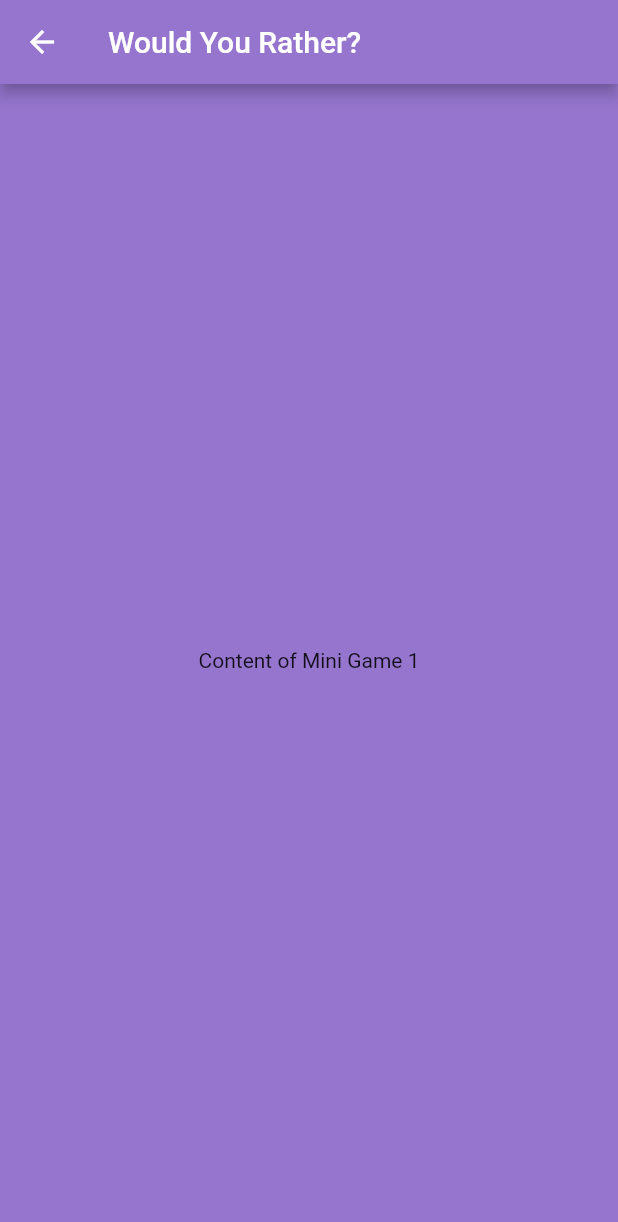
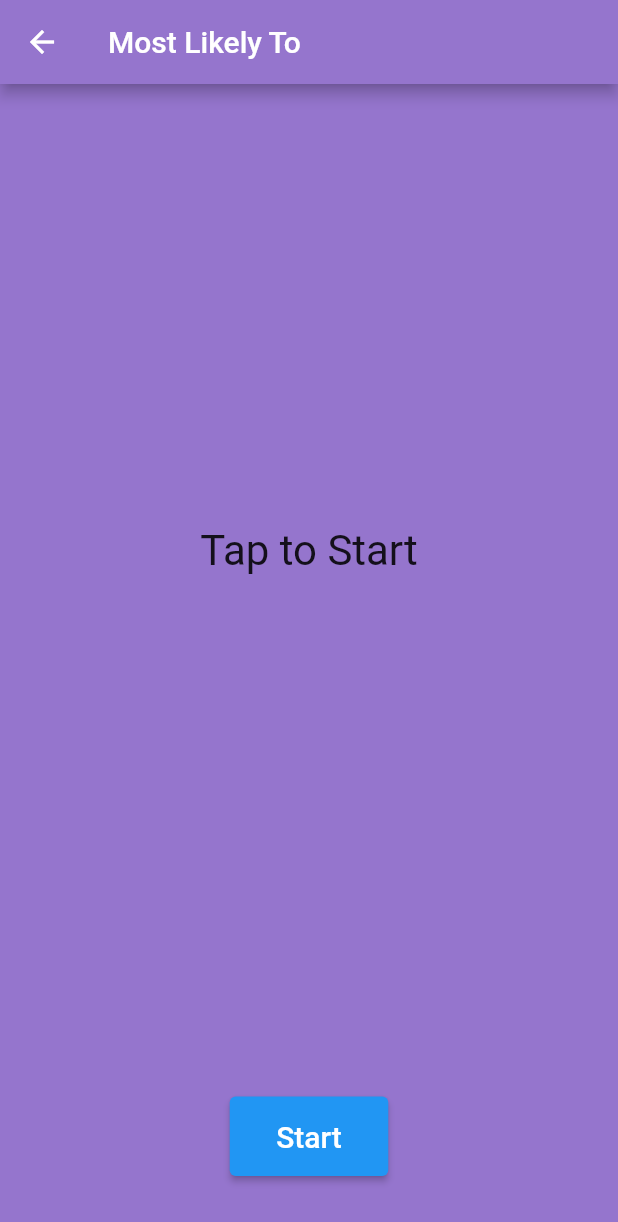
Before and after one commit to SweOlle/Flutter-Quiz-Game, a Flutter app: the WouldYouRatherPage screen opened directly, on a phone screen of 412 x 824 dp. Shown: the top 1222 px of the screen. Run offline on Flutter 3.47's test engine with Material 2 defaults, Android fonts, the light colour scheme and no system bars.

Commit message:
Added the function and data for 'Would you rather' Game.

```diff
--- a/Game Application/lib/charades.dart
+++ b/Game Application/lib/charades.dart
@@ -121,6 +121,7 @@ class _CharadesPageState extends State<CharadesPage> {
         title: Text('Charades'),
         backgroundColor: Colors.deepPurple[300],
       ),
+      backgroundColor: Colors.deepPurple[300],
       body: Column(
         mainAxisAlignment: MainAxisAlignment.center,
         children: [
--- a/Game Application/lib/home_page.dart
+++ b/Game Application/lib/home_page.dart
@@ -67,7 +67,7 @@ class _HomePageState extends State<HomePage> {
                   },
                 ),
                 CustomButton(
-                  buttonText: 'Would you rather?',
+                  buttonText: 'Would You Rather?',
                   onPressed: () {
                     Navigator.push(
                       context,
@@ -77,7 +77,7 @@ class _HomePageState extends State<HomePage> {
                   },
                 ),
                 CustomButton(
-                  buttonText: 'Most likely to',
+                  buttonText: 'Most Likely To',
                   onPressed: () {
                     Navigator.push(
                       context,
--- a/Game Application/lib/most_likely_to.dart
+++ b/Game Application/lib/most_likely_to.dart
@@ -9,20 +9,16 @@ class MostLikelyToPage extends StatefulWidget {
 
 class _MostLikelyToPageState extends State<MostLikelyToPage> {
   String _currentSentence = 'Tap to start';
-  int _points = 0;
   bool _showGenerateButton = true;
   bool _showGameButtons = false;
-  bool _mounted = false;
 
   @override
   void initState() {
     super.initState();
-    _mounted = true;
   }
 
   @override
   void dispose() {
-    _mounted = false;
     super.dispose();
   }
 
--- a/Game Application/lib/would_you_rather.dart
+++ b/Game Application/lib/would_you_rather.dart
@@ -1,15 +1,133 @@
 import 'package:flutter/material.dart';
+import 'dart:math';
+import 'would_you_rather_data.dart';
 
-class WouldYouRatherPage extends StatelessWidget {
+class WouldYouRatherPage extends StatefulWidget {
+  @override
+  _WouldYouRatherPageState createState() => _WouldYouRatherPageState();
+}
+
+class _WouldYouRatherPageState extends State<WouldYouRatherPage> {
+  late String option1 = "Tap to Start";
+  late String option2 = "";
+  bool _showGenerateButton = true;
+  bool _showGameButtons = false;
+
+  void _generateWouldYouRather() {
+    setState(() {
+      WouldYouRather sentence = _getRandomWouldYouRather();
+      option1 = sentence.option1;
+      option2 = sentence.option2;
+      _showGenerateButton = false;
+      _showGameButtons = true;
+    });
+  }
+
+  WouldYouRather _getRandomWouldYouRather() {
+    // Replace this with your logic to fetch a random option
+    final randomIndex = Random().nextInt(wouldYouRatherListEng.length);
+    return wouldYouRatherListEng[randomIndex];
+  }
+
+  void _nextWouldYouRather() {
+    setState(() {
+      _generateWouldYouRather();
+    });
+  }
+
   @override
   Widget build(BuildContext context) {
     return Scaffold(
       appBar: AppBar(
-        title: Text('Would You Rather?'),
+        title: Text('Most Likely To'),
         backgroundColor: Colors.deepPurple[300],
       ),
       backgroundColor: Colors.deepPurple[300],
-      body: Center(child: Text('Content of Mini Game 1')),
+      body: Column(
+        mainAxisAlignment: MainAxisAlignment.center,
+        children: [
+          Expanded(
+            child: Column(
+              mainAxisAlignment: MainAxisAlignment.center,
+              children: [
+                Align(
+                  alignment: Alignment.center,
+                  child: Text(
+                    '$option1',
+                    style: TextStyle(fontSize: 28.0),
+                    textAlign: TextAlign.center,
+                  ),
+                ),
+                if (option2.isNotEmpty)
+                  Column(
+                    children: [
+                      SizedBox(height: 20.0),
+                      Align(
+                        alignment: Alignment.center,
+                        child: Text(
+                          'OR',
+                          style: TextStyle(fontSize: 28.0),
+                          textAlign: TextAlign.center,
+                        ),
+                      ),
+                      SizedBox(height: 20.0),
+                    ],
+                  ),
+                Align(
+                  alignment: Alignment.center,
+                  child: Text(
+                    '$option2',
+                    style: TextStyle(fontSize: 28.0),
+                    textAlign: TextAlign.center,
+                  ),
+                ),
+              ],
+            ),
+          ),
+          _showGenerateButton
+              ? Padding(
+                  padding: const EdgeInsets.all(20.0),
+                  child: ElevatedButton(
+                    onPressed: () {
+                      _generateWouldYouRather();
+                    },
+                    child: Padding(
+                      padding: const EdgeInsets.all(15.0),
+                      child: Text(
+                        'Start',
+                        style: TextStyle(fontSize: 20.0),
+                      ),
+                    ),
+                  ),
+                )
+              : SizedBox(), // Only show the button if _showGenerateButton is true
+          _showGameButtons
+              ? Column(
+                  children: [
+                    SizedBox(height: 20.0),
+                    Row(
+                      mainAxisAlignment: MainAxisAlignment.spaceEvenly,
+                      children: [
+                        ElevatedButton(
+                          onPressed: () {
+                            _nextWouldYouRather();
+                          },
+                          child: Padding(
+                            padding: const EdgeInsets.all(20.0),
+                            child: Text(
+                              'Next',
+                              style: TextStyle(fontSize: 18.0),
+                            ),
+                          ),
+                        ),
+                      ],
+                    ),
+                  ],
+                )
+              : SizedBox(),
+          SizedBox(height: 20.0),
+        ],
+      ),
     );
   }
 }
--- /dev/null
+++ b/Game Application/lib/would_you_rather_data.dart
@@ -0,0 +1,57 @@
+class WouldYouRather {
+  String option1;
+  String option2;
+
+  WouldYouRather({
+    required this.option1,
+    required this.option2,
+  });
+}
+
+List<WouldYouRather> wouldYouRatherListEng = [
+  WouldYouRather(
+    option1: 'Be able to breathe underwater',
+    option2: 'Be able to fly',
+  ),
+  WouldYouRather(
+    option1: 'Have the ability to time travel to the past',
+    option2: 'Have the ability to see into the future',
+  ),
+  WouldYouRather(
+    option1: 'Always have to say everything on your mind',
+    option2: 'Never be able to speak again',
+  ),
+  WouldYouRather(
+    option1: 'Live in a world with no internet',
+    option2: 'Live in a world with no television',
+  ),
+  WouldYouRather(
+    option1: 'Be invisible',
+    option2: 'Be able to read minds',
+  ),
+  // Add more questions as needed
+];
+
+List<WouldYouRather> wouldYouRatherListSwe = [
+  WouldYouRather(
+    option1: 'Kunna andas under vatten',
+    option2: 'Kunna flyga',
+  ),
+  WouldYouRather(
+    option1: 'Ha förmågan att resa tillbaka i tiden',
+    option2: 'Ha förmågan att se in i framtiden',
+  ),
+  WouldYouRather(
+    option1: 'Alltid behöva säga allt som finns i ditt sinne',
+    option2: 'Aldrig kunna tala igen',
+  ),
+  WouldYouRather(
+    option1: 'Leva i en värld utan internet',
+    option2: 'Leva i en värld utan television',
+  ),
+  WouldYouRather(
+    option1: 'Vara osynlig',
+    option2: 'Kunna läsa tankar',
+  ),
+  // Add more questions as needed
+];
```
